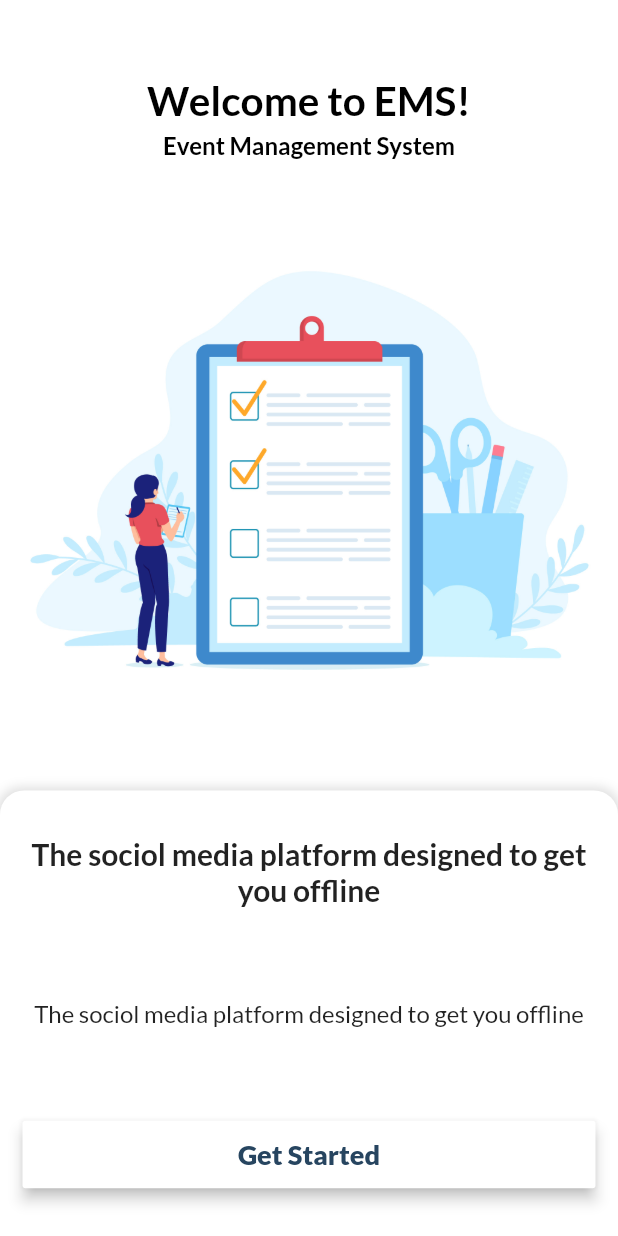
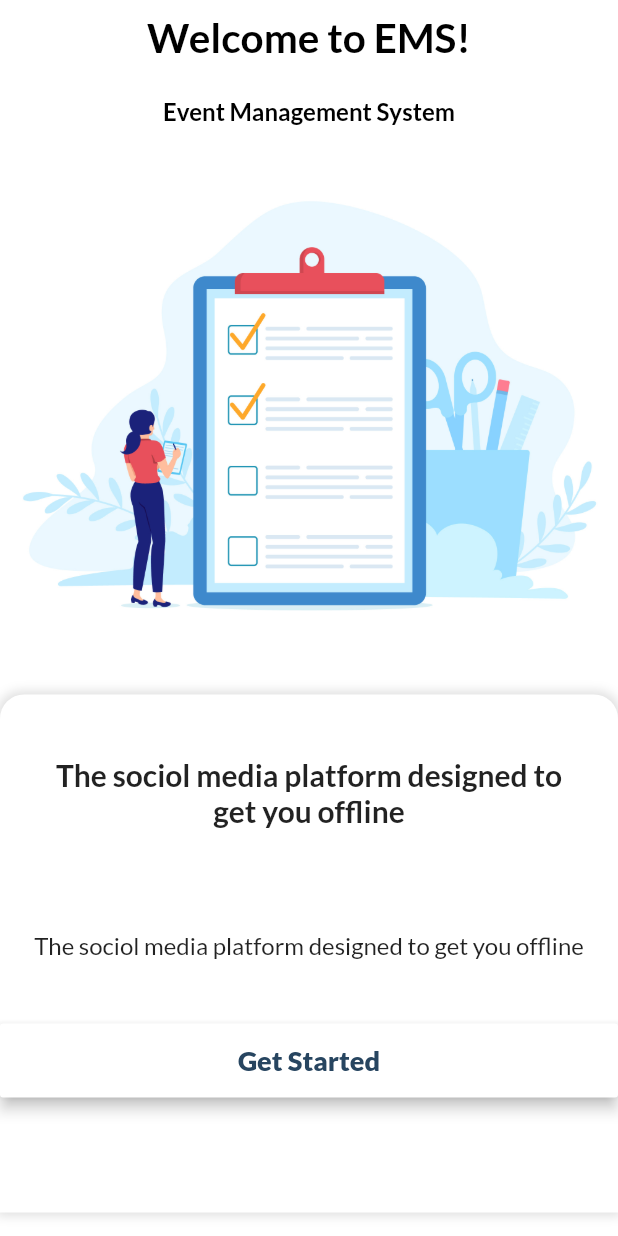
Before and after one commit to Somnath6Das/EventManagement-Flutter-Firebase, a Flutter app: the OnBoardingScreen screen opened directly, on a phone screen of 412 x 824 dp. Run offline on Flutter 3.47's test engine with Material 2 defaults, Android fonts, the light colour scheme and no system bars; our stand-ins replace cloud_firestore, firebase_auth, firebase_core, firebase_storage, get, google_fonts and 3 more; accounts and stored records are empty.

Commit message:
splashScreenResponsive

```diff
--- a/lib/onboading_screen.dart
+++ b/lib/onboading_screen.dart
@@ -1,22 +1,35 @@
+import 'dart:async';
+
 import 'package:event_management/views/login_view.dart';
 import 'package:flutter/material.dart';
 import 'package:get/get.dart';
 
-class OnBoardingScreen extends StatelessWidget {
+class OnBoardingScreen extends StatefulWidget {
   const OnBoardingScreen({super.key});
+
+  @override
+  State<OnBoardingScreen> createState() => _OnBoardingScreenState();
+}
+
+class _OnBoardingScreenState extends State<OnBoardingScreen> {
+  @override
+  void initState() {
+    super.initState();
+    Timer(
+       const Duration(seconds: 3),
+        () => Navigator.push(
+            context, MaterialPageRoute(builder: (context) => const LoginView())));
+  }
 
   @override
   Widget build(BuildContext context) {
     return SafeArea(
       child: Scaffold(
         backgroundColor: Colors.white,
-        body: SizedBox(
-          width: double.infinity,
+        body: Center(
           child: Column(
-            mainAxisAlignment: MainAxisAlignment.start,
-            crossAxisAlignment: CrossAxisAlignment.center,
             children: [
-              const SizedBox(height: 50),
+              SizedBox(height: MediaQuery.of(context).size.height * 0.01),
               const Text(
                 "Welcome to EMS!",
                 style: TextStyle(
@@ -25,7 +38,7 @@ class OnBoardingScreen extends StatelessWidget {
                   fontWeight: FontWeight.w700,
                 ),
               ),
-              const SizedBox(height: 5),
+              SizedBox(height: MediaQuery.of(context).size.height * 0.03),
               const Text(
                 "Event Management System",
                 style: TextStyle(
@@ -34,15 +47,16 @@ class OnBoardingScreen extends StatelessWidget {
                   fontWeight: FontWeight.w700,
                 ),
               ),
-              const SizedBox(height: 50),
-              Padding(
-                padding: const EdgeInsets.symmetric(horizontal: 15),
-                child: Image.asset("assets/front.png"),
+              SizedBox(height: MediaQuery.of(context).size.height * 0.03),
+              Flexible(
+                child: Image.asset(
+                  "assets/front.png",
+                  height: MediaQuery.of(context).size.height * 0.4,
+                ),
               ),
-              const SizedBox(height: 50),
+              SizedBox(height: MediaQuery.of(context).size.height * 0.03),
               Expanded(
                 child: Container(
-                    width: double.infinity,
                     decoration: const BoxDecoration(
                         color: Colors.white,
                         boxShadow: [
@@ -57,9 +71,10 @@ class OnBoardingScreen extends StatelessWidget {
                     child: Column(
                       mainAxisAlignment: MainAxisAlignment.spaceAround,
                       children: [
-                        const Padding(
-                          padding: EdgeInsets.symmetric(horizontal: 15),
-                          child: Text(
+                        Padding(
+                          padding: EdgeInsets.all(
+                              MediaQuery.of(context).size.height * 0.03),
+                          child: const Text(
                             'The sociol media platform designed to get you offline',
                             textAlign: TextAlign.center,
                             style: TextStyle(
@@ -68,9 +83,10 @@ class OnBoardingScreen extends StatelessWidget {
                             ),
                           ),
                         ),
-                        const Padding(
-                          padding: EdgeInsets.symmetric(horizontal: 15),
-                          child: Text(
+                        Padding(
+                          padding: EdgeInsets.all(
+                              MediaQuery.of(context).size.height * 0.01),
+                          child: const Text(
                             'The sociol media platform designed to get you offline',
                             textAlign: TextAlign.center,
                             style: TextStyle(
@@ -79,17 +95,14 @@ class OnBoardingScreen extends StatelessWidget {
                             ),
                           ),
                         ),
-                        Padding(
-                          padding: const EdgeInsets.symmetric(
-                            horizontal: 15,
-                          ),
+                        Flexible(
                           child: MaterialButton(
-                              height: 45,
+                              height: MediaQuery.of(context).size.height * 0.06,
                               minWidth: double.infinity,
                               color: Colors.white,
                               elevation: 4,
                               onPressed: () {
-                                Get.to(() => LoginView());
+                                Get.to(() => const LoginView());
                               },
                               child: const Text(
                                 'Get Started',
@@ -98,7 +111,9 @@ class OnBoardingScreen extends StatelessWidget {
                                     color: Color(0xff274560),
                                     fontWeight: FontWeight.w800),
                               )),
-                        )
+                        ),
+                        SizedBox(
+                            height: MediaQuery.of(context).size.height * 0.03),
                       ],
                     )),
               )
--- a/lib/views/add_profile_screen.dart
+++ b/lib/views/add_profile_screen.dart
@@ -49,12 +49,11 @@ class _AddProfileScreenState extends State<AddProfileScreen> {
                     final ImagePicker picker = ImagePicker();
                     final XFile? image =
                         await picker.pickImage(source: ImageSource.camera);
-
+                    // image cropper
                     if (image != null) {
                       CroppedFile? croppedImage = await ImageCropper()
                           .cropImage(
                               sourcePath: image.path, compressQuality: 20);
-
                       profileImage = File(croppedImage!.path);
                       setState(() {});
                       Navigator.pop(context);
@@ -72,12 +71,11 @@ class _AddProfileScreenState extends State<AddProfileScreen> {
                       final ImagePicker picker = ImagePicker();
                       final XFile? image =
                           await picker.pickImage(source: ImageSource.gallery);
-
+                      //image cropper
                       if (image != null) {
                         CroppedFile? croppedImage = await ImageCropper()
                           .cropImage(
                               sourcePath: image.path, compressQuality: 20);
-
                         profileImage = File(croppedImage!.path);
                         setState(() {});
                         Navigator.pop(context);
```
